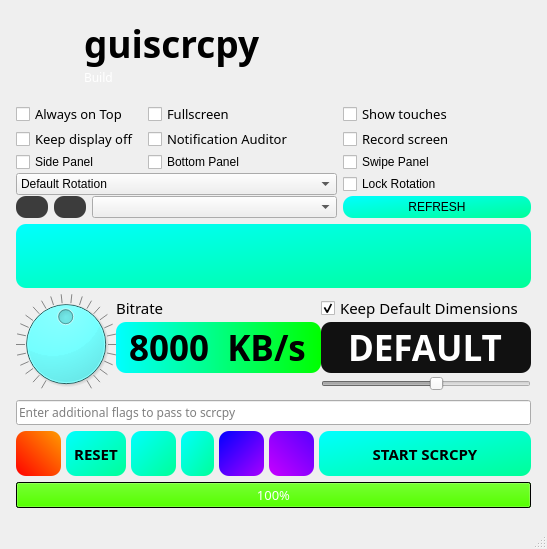
srevinsaju/guiscrcpy, file guiscrcpy/ui/mainwindow.ui: the form before one commit.
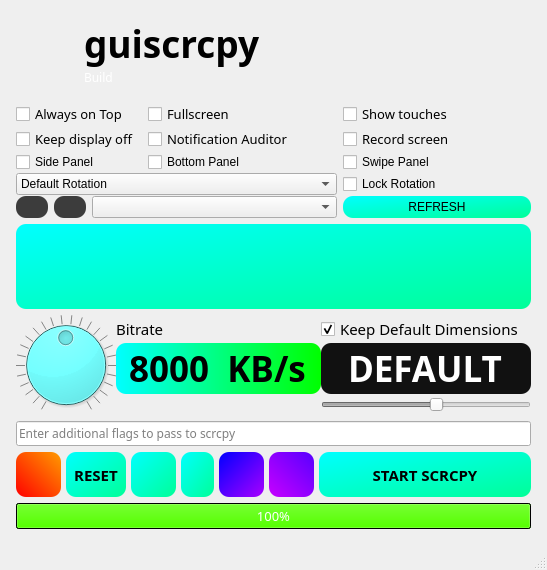
The form after the commit. Icons and pictures are not drawn.

Commit message: Attempt to load semaphores

The edit to the form file:
```diff
--- a/guiscrcpy/ui/mainwindow.ui
+++ b/guiscrcpy/ui/mainwindow.ui
@@ -7,7 +7,7 @@
     <x>0</x>
     <y>0</y>
     <width>547</width>
-    <height>549</height>
+    <height>570</height>
    </rect>
   </property>
   <property name="sizePolicy">
```
Left out of the diff: 38 changed lines with no effect on the pictures. The commit also changes 1 other file.
